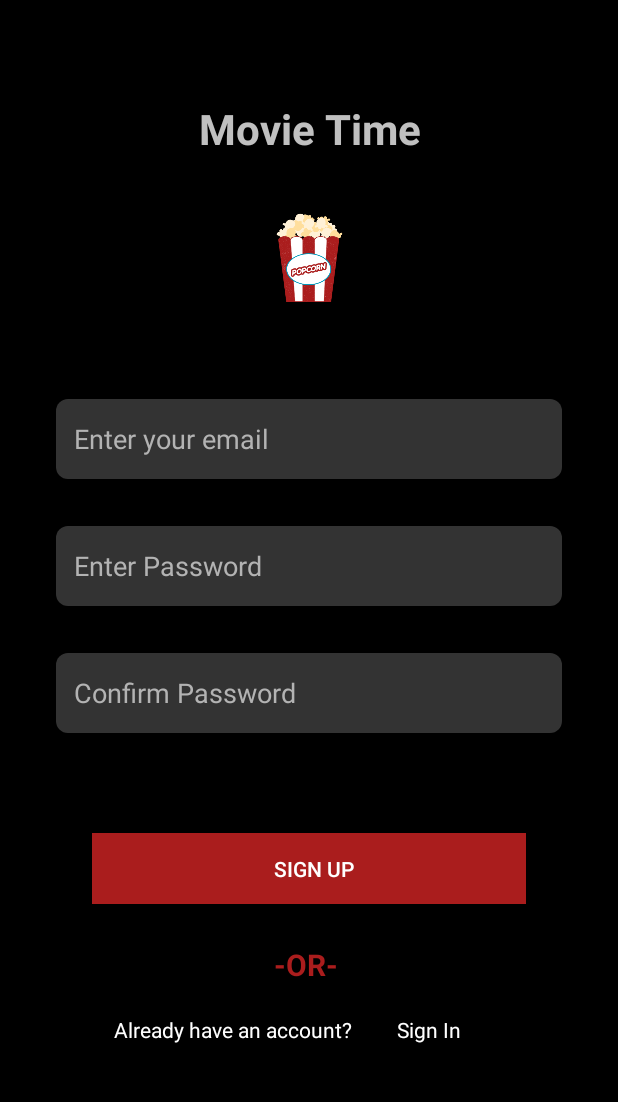
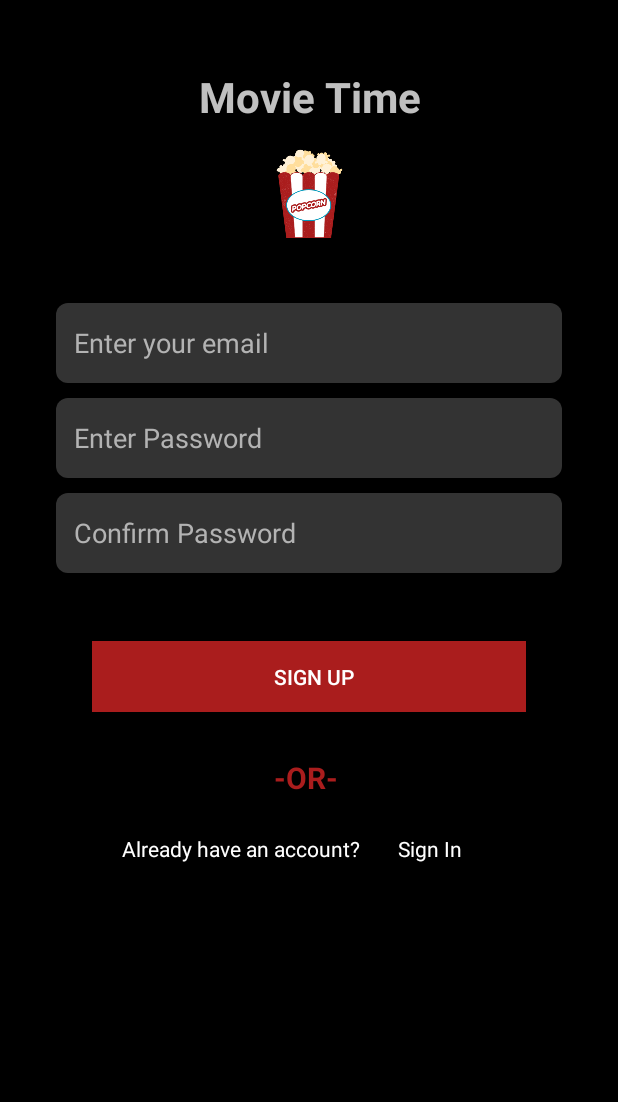
Before and after one commit to Kareem00101/AndroidTeletubbies, an Android app: the MainActivity2 screen opened directly, with no data from a screen before it, on a phone screen of 412 x 824 dp, the part 62-1164 px from its top. Run offline under Robolectric (Android 15) with nearby library versions, the phone set to English and light mode, and no system bars.

Commit message:
Modified ( activity_main.xml and activity_main2.xml and item_note.xml ) View IDs and Constraints.

```diff
--- a/app/src/main/AndroidManifest.xml
+++ b/app/src/main/AndroidManifest.xml
@@ -6,7 +6,7 @@
 
     <application
         android:allowBackup="true"
-        android:icon="@drawable/popcorn_33"
+        android:icon="@drawable/google_play_movie"
         android:label="Teletubbies"
         android:roundIcon="@drawable/google_play_movie"
         android:supportsRtl="true"
--- a/app/src/main/res/layout/activity_main2.xml
+++ b/app/src/main/res/layout/activity_main2.xml
@@ -1,11 +1,16 @@
 <?xml version="1.0" encoding="utf-8"?>
-<androidx.constraintlayout.widget.ConstraintLayout xmlns:android="http://schemas.android.com/apk/res/android"
+<ScrollView
+    xmlns:android="http://schemas.android.com/apk/res/android"
     xmlns:app="http://schemas.android.com/apk/res-auto"
     xmlns:tools="http://schemas.android.com/tools"
+    tools:context=".UI.MainActivity2"
+    android:layout_height="match_parent"
     android:layout_width="match_parent"
-    android:layout_height="match_parent"
     android:background="#000000"
-    tools:context=".UI.MainActivity2">
+    >
+<androidx.constraintlayout.widget.ConstraintLayout
+    android:layout_width="match_parent"
+    android:layout_height="wrap_content" >
 
     <TextView
         android:layout_marginBottom="65dp"
@@ -15,17 +20,16 @@
         android:text="Already have an account?"
         android:textColor="@color/cardview_light_background"
         android:textSize="14sp"
-        android:layout_marginRight="30dp"
+        android:layout_marginStart="20dp"
         app:layout_constraintBottom_toBottomOf="parent"
-        app:layout_constraintEnd_toStartOf="@id/Sign_In"
-        app:layout_constraintStart_toStartOf="@id/movie2_l7"
+        app:layout_constraintStart_toStartOf="@id/movie2_l6"
         app:layout_constraintTop_toBottomOf="@id/movie2_l7" />
 
     <Button
         android:id="@+id/movie2_l6"
         android:layout_width="289dp"
         android:layout_height="47dp"
-        android:layout_marginBottom="5dp"
+        android:layout_marginBottom="30dp"
         android:background="#aa1d1d"
         android:clickable="true"
         android:ems="10"
@@ -71,7 +75,6 @@
         android:textColorHint="#b3b3b3"
         app:layout_constraintBottom_toTopOf="@id/movie2_l5"
         app:layout_constraintEnd_toEndOf="@id/movie2_l3"
-        app:layout_constraintHorizontal_bias="0.0"
         app:layout_constraintStart_toStartOf="@id/movie2_l3"
         app:layout_constraintTop_toBottomOf="@id/movie2_l3" />
 
@@ -124,6 +127,7 @@
         android:id="@+id/movie2_l7"
         android:layout_width="47dp"
         android:layout_height="26dp"
+        android:layout_marginBottom="25dp"
         android:text="-OR-"
         android:textColor="#aa1d1d"
         android:textSize="20sp"
@@ -131,7 +135,6 @@
         app:layout_constraintBottom_toTopOf="@id/movie2_l8"
         app:layout_constraintEnd_toEndOf="@id/movie2_l6"
         app:layout_constraintStart_toStartOf="@id/movie2_l6"
-
         app:layout_constraintTop_toBottomOf="@id/movie2_l6" />
 
     <TextView
@@ -142,11 +145,13 @@
         android:text="Sign In"
         android:textColor="@color/cardview_light_background"
         android:textSize="14sp"
+        android:layout_marginStart="25dp"
         app:layout_constraintBottom_toBottomOf="@id/movie2_l8"
-        app:layout_constraintEnd_toEndOf="@id/movie2_l7"
         app:layout_constraintStart_toEndOf="@id/movie2_l8"
-        app:layout_constraintTop_toBottomOf="@id/movie2_l7"
-        app:layout_constraintVertical_bias="1.0" />
+        app:layout_constraintTop_toTopOf="@id/movie2_l8"
+        />
 
 
 </androidx.constraintlayout.widget.ConstraintLayout>
+
+</ScrollView>
--- a/app/src/main/res/layout/activity_start_screen.xml
+++ b/app/src/main/res/layout/activity_start_screen.xml
@@ -54,7 +54,7 @@
         android:layout_width="72dp"
         android:layout_height="48dp"
         android:layout_marginStart="307dp"
-        android:layout_marginTop="16dp"
+        android:layout_marginTop="25dp"
         android:layout_marginEnd="32dp"
         android:layout_marginBottom="49dp"
         app:layout_constraintBottom_toTopOf="@+id/imageView3"
@@ -70,6 +70,7 @@
         android:layout_marginStart="259dp"
         android:layout_marginEnd="32dp"
         android:layout_marginBottom="27dp"
+        android:layout_marginTop="4dp"
         android:text="Data from TMDB"
         android:textColor="#FFFFFF"
         android:textSize="16sp"
```
Also changed, not shown: app/src/main/res/layout/activity_main.xml (+14 -6 lines), app/src/main/res/layout/item_note.xml (+14 -29 lines), app/src/main/res/layout/movie_details.xml (+9 -15 lines).
